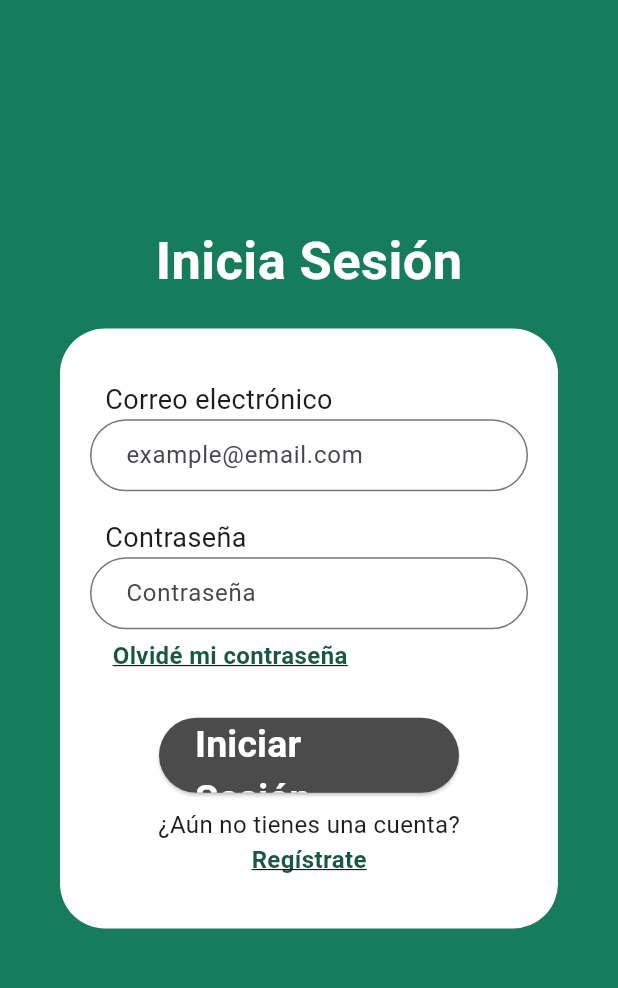
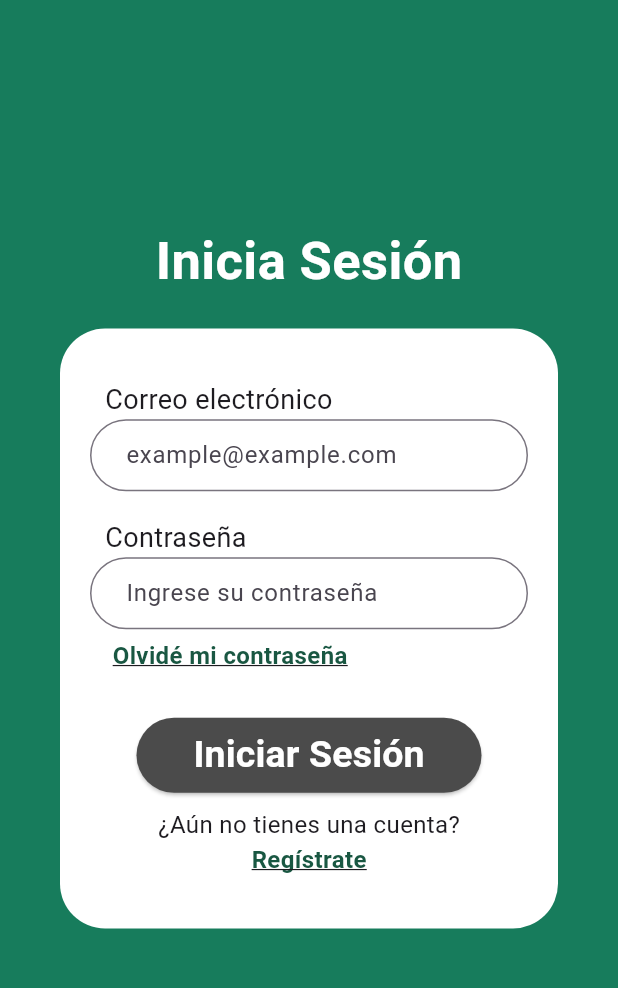
Before and after one commit to MarceCZ/Trabajo-Integrador-Prog.-Movil, a Flutter app: the screen it shows after launch, after a tap on "Inicia sesión", on a phone screen of 412 x 824 dp, the part 84-1072 px from its top. Run offline on Flutter 3.47's test engine with Material 3 defaults, Android fonts, the light colour scheme and no system bars; our stand-ins replace get; project files that could hold a hidden picture were left out.

Commit message:
overflow problems

```diff
--- a/lib/components/button.dart
+++ b/lib/components/button.dart
@@ -1,5 +1,4 @@
 import 'package:flutter/material.dart';
-
 import '../configs/colors.dart';
 
 class Button extends StatelessWidget {
--- a/lib/models/usuario.dart
+++ b/lib/models/usuario.dart
@@ -0,0 +1,26 @@
+
+class Usuario {
+  int idUsuario;
+  String correo;
+
+  Usuario({required this.idUsuario, required this.correo});
+
+  @override
+  String toString() {
+    return 'Usuario{idUsuario: $idUsuario, correo: $correo}';
+  }
+
+  Map<String, dynamic> toJson() {
+    return {
+      'idUsuario': idUsuario,
+      'correo': correo,
+    };
+  }
+
+  factory Usuario.fromMap(Map<String, dynamic> map) {
+    return Usuario(
+      idUsuario: map['idUsuario'],
+      correo: map['correo'],
+    );
+  }
+}
--- a/lib/pages/homePage/home_page.dart
+++ b/lib/pages/homePage/home_page.dart
@@ -9,7 +9,8 @@ class HomePage extends StatelessWidget {
   HomeController control = Get.put(HomeController());
 
   Widget _buildBody(BuildContext context) {
-    return SafeArea(child: Column(
+    return SafeArea(
+      child: Column(
       children: [
         Expanded(
           flex: 7,
--- a/lib/pages/loginPage/login_page.dart
+++ b/lib/pages/loginPage/login_page.dart
@@ -4,6 +4,7 @@ import 'package:mediplan/components/button.dart';
 import 'package:mediplan/pages/loginPage/login_page_controller.dart';
 
 import '../../common_app_bar.dart';
+import '../../components/custom_texfield.dart';
 import '../../configs/colors.dart';
 
 class LoginPage extends StatelessWidget {
@@ -27,10 +28,7 @@ class LoginPage extends StatelessWidget {
             ),
             SizedBox(height: 20.0),
             Padding(
-            padding: EdgeInsets.only(
-              left: 40.0,
-              right: 40.0,
-            ),
+              padding: EdgeInsets.symmetric(horizontal: 40.0),
               child: Container(
                 width: double.infinity,
                 height: 400.0,
@@ -44,7 +42,7 @@ class LoginPage extends StatelessWidget {
                   mainAxisAlignment: MainAxisAlignment.center,
                   children: [
                     Padding(
-                    padding: EdgeInsets.only(left: 10.0),
+                      padding: const EdgeInsets.only(left: 10.0),
                       child: Text(
                         "Correo electrónico",
                         style: TextStyle(
@@ -55,7 +53,7 @@ class LoginPage extends StatelessWidget {
                     TextField(
                       controller: control.txtemail,
                       decoration: InputDecoration(
-                      labelText: 'example@email.com',
+                        hintText: 'example@example.com',
                         border: OutlineInputBorder(
                           borderRadius: BorderRadius.circular(30.0),
                         ),
@@ -64,7 +62,7 @@ class LoginPage extends StatelessWidget {
                     ),
                     SizedBox(height: 18.0),
                     Padding(
-                    padding: EdgeInsets.only(left: 10.0),
+                      padding: const EdgeInsets.only(left: 10.0),
                       child: Text(
                         "Contraseña",
                         style: TextStyle(
@@ -76,7 +74,7 @@ class LoginPage extends StatelessWidget {
                       controller: control.txtpassword,
                       obscureText: true,
                       decoration: InputDecoration(
-                      labelText: 'Contraseña',
+                        hintText: 'Ingrese su contraseña',
                         border: OutlineInputBorder(
                           borderRadius: BorderRadius.circular(30.0),
                         ),
@@ -84,7 +82,7 @@ class LoginPage extends StatelessWidget {
                       ),
                     ),
                     Padding(
-                    padding: EdgeInsets.only(top: 6.0, left: 15.0),
+                      padding: const EdgeInsets.only(top: 6.0, left: 15.0),
                       child: InkWell(
                         onTap: () {
                           Navigator.pushNamed(context, '/reset-password');
@@ -101,14 +99,32 @@ class LoginPage extends StatelessWidget {
                       ),
                     ),
                     SizedBox(height: 30.0),
+                    Obx(() {
+                      return (control.msg.value == '')
+                          ? SizedBox()
+                          : Column(
+                              children: [
+                                Center(
+                                  child: Text(
+                                    control.msg.value,
+                                    style: TextStyle(
+                                      color: (control.hayError.value)
+                                          ? Colors.red
+                                          : Colors.green,
+                                    ),
+                                  ),
+                                )
+                              ],
+                            );
+                    }),
                     Center(
                       child: Button(
                         title: 'Iniciar Sesión',
                         onPressed: () {
-                      Navigator.pushNamed(context, '/main-page');
+                          control.goMainPage(context);
                         },
-                      width: 200.0,
-                    )
+                        width: 230.0,
+                      ),
                     ),
                     SizedBox(height: 10.0),
                     Center(
@@ -149,7 +165,6 @@ class LoginPage extends StatelessWidget {
     );
   }
 
-
   @override
   Widget build(BuildContext context) {
     return MaterialApp(
--- a/lib/pages/signUpPage/sign_up_page.dart
+++ b/lib/pages/signUpPage/sign_up_page.dart
@@ -13,6 +13,10 @@ class SignUpPage extends StatelessWidget {
     return SafeArea(
       child: Container(
         color: AppColors.backgroundColor3,
+        child: Center(
+          child: SingleChildScrollView(
+            child: Padding(
+              padding: EdgeInsets.symmetric(horizontal: 40.0),
               child: Column(
                 mainAxisAlignment: MainAxisAlignment.center,
                 children: [
@@ -25,12 +29,7 @@ class SignUpPage extends StatelessWidget {
                     ),
                   ),
                   SizedBox(height: 20.0),
-          Padding(
-            padding: EdgeInsets.only(
-              left: 40.0,
-              right: 40.0,
-            ),
-            child: Container(
+                  Container(
                     width: double.infinity,
                     height: 610.0,
                     decoration: BoxDecoration(
@@ -45,13 +44,12 @@ class SignUpPage extends StatelessWidget {
                           padding: EdgeInsets.only(left: 10.0),
                           child: Text(
                             "Nombre",
-                      style: TextStyle(
-                        fontSize: 18.0,
-                      ),
+                            style: TextStyle(fontSize: 18.0),
                           ),
                         ),
                         TextField(
                           decoration: InputDecoration(
+                            hintText: 'Ingrese su(s) nombre(s)',
                             border: OutlineInputBorder(
                               borderRadius: BorderRadius.circular(30.0),
                             ),
@@ -63,13 +61,12 @@ class SignUpPage extends StatelessWidget {
                           padding: EdgeInsets.only(left: 10.0),
                           child: Text(
                             "Apellidos",
-                      style: TextStyle(
-                        fontSize: 18.0,
-                      ),
+                            style: TextStyle(fontSize: 18.0),
                           ),
                         ),
                         TextField(
                           decoration: InputDecoration(
+                            hintText: 'Ingrese su(s) apellido(s)',
                             border: OutlineInputBorder(
                               borderRadius: BorderRadius.circular(30.0),
                             ),
@@ -81,13 +78,12 @@ class SignUpPage extends StatelessWidget {
                           padding: EdgeInsets.only(left: 10.0),
                           child: Text(
                             "Fecha de nacimiento",
-                      style: TextStyle(
-                        fontSize: 18.0,
-                      ),
+                            style: TextStyle(fontSize: 18.0),
                           ),
                         ),
                         TextField(
                           decoration: InputDecoration(
+                            hintText: 'dd/mm/aaaa',
                             border: OutlineInputBorder(
                               borderRadius: BorderRadius.circular(30.0),
                             ),
@@ -99,13 +95,12 @@ class SignUpPage extends StatelessWidget {
                           padding: EdgeInsets.only(left: 10.0),
                           child: Text(
                             "Correo electrónico",
-                      style: TextStyle(
-                        fontSize: 18.0,
-                      ),
+                            style: TextStyle(fontSize: 18.0),
                           ),
                         ),
                         TextField(
                           decoration: InputDecoration(
+                            hintText: 'example@example.com',
                             border: OutlineInputBorder(
                               borderRadius: BorderRadius.circular(30.0),
                             ),
@@ -117,13 +112,12 @@ class SignUpPage extends StatelessWidget {
                           padding: EdgeInsets.only(left: 10.0),
                           child: Text(
                             "Celular",
-                      style: TextStyle(
-                        fontSize: 18.0,
-                      ),
+                            style: TextStyle(fontSize: 18.0),
                           ),
                         ),
                         TextField(
                           decoration: InputDecoration(
+                            hintText: 'Ingrese su número de celular',
                             border: OutlineInputBorder(
                               borderRadius: BorderRadius.circular(30.0),
                             ),
@@ -131,17 +125,18 @@ class SignUpPage extends StatelessWidget {
                           ),
                         ),
                         SizedBox(height: 5.0),
+
                         Padding(
                           padding: EdgeInsets.only(left: 10.0),
                           child: Text(
                             "Contraseña",
-                      style: TextStyle(
-                        fontSize: 18.0,
-                      ),
+                            style: TextStyle(fontSize: 18.0),
                           ),
                         ),
                         TextField(
+                          obscureText: true,
                           decoration: InputDecoration(
+                            hintText: 'Ingrese su contraseña',
                             border: OutlineInputBorder(
                               borderRadius: BorderRadius.circular(30.0),
                             ),
@@ -156,17 +151,18 @@ class SignUpPage extends StatelessWidget {
                               Navigator.pushNamed(context, '/profile-setting');
                             },
                             width: 200.0,
-                    )
+                          ),
                         ),
                         SizedBox(height: 5.0),
                         Row(
                           mainAxisAlignment: MainAxisAlignment.center,
                           children: [
-                      Text('¿Ya tienes una cuenta?',
+                            Text(
+                              '¿Ya tienes una cuenta?',
                               style: TextStyle(
                                 color: AppColors.secondaryColor,
                                 fontSize: 16.0,
-                        )
+                              ),
                             ),
                             SizedBox(width: 5.0),
                             InkWell(
@@ -181,13 +177,16 @@ class SignUpPage extends StatelessWidget {
                                   fontWeight: FontWeight.bold,
                                 ),
                               ),
-                    )],
+                            ),
+                          ],
+                        ),
+                      ],
+                    ),
                   ),
                 ],
               ),
             ),
           ),
-        ],
         ),
       ),
     );
--- a/pubspec.yaml
+++ b/pubspec.yaml
@@ -30,12 +30,12 @@ dependencies:
   # Use with the CupertinoIcons class for iOS style icons.
   cupertino_icons: ^1.0.8
   get: ^4.6.5
+  flutter_native_splash: ^2.4.1
 
 dev_dependencies:
   flutter_test:
     sdk: flutter
   flutter_launcher_icons: "^0.13.1"
-  flutter_native_splash: ^2.2.16
 
 flutter_launcher_icons:
   android: true
```
Also changed, not shown: lib/components/custom_texfield.dart (added, +48 -0 lines), lib/pages/loginPage/login_page_controller.dart (+25 -5 lines), lib/pages/profileSettingPage/profile_setting_page.dart (+21 -27 lines), lib/pages/resetPasswordPage/reset_password_page.dart (+10 -5 lines), lib/services/usuario_service.dart (+6 -5 lines), pubspec.lock. Lines whose indentation alone changed are shown as unchanged.
